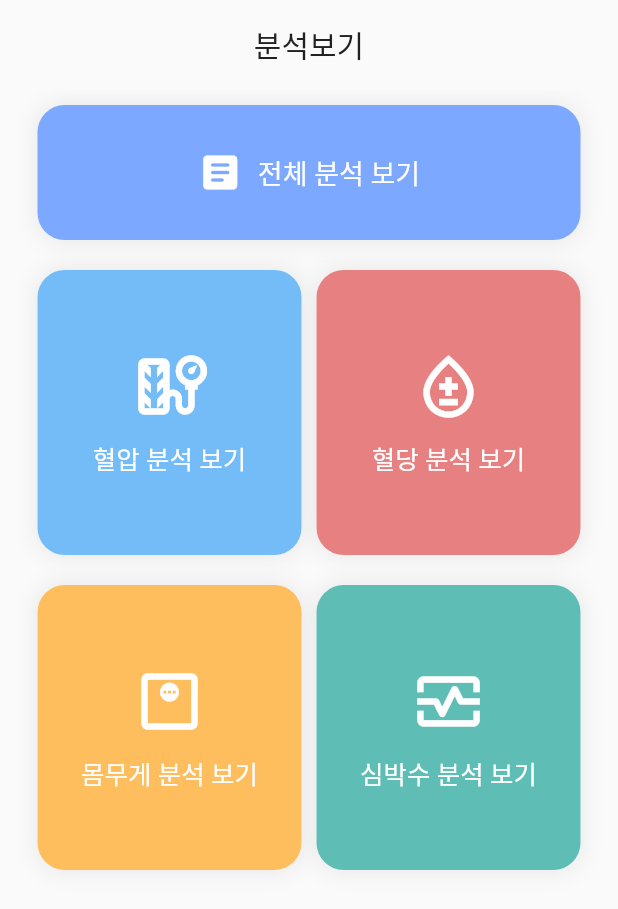
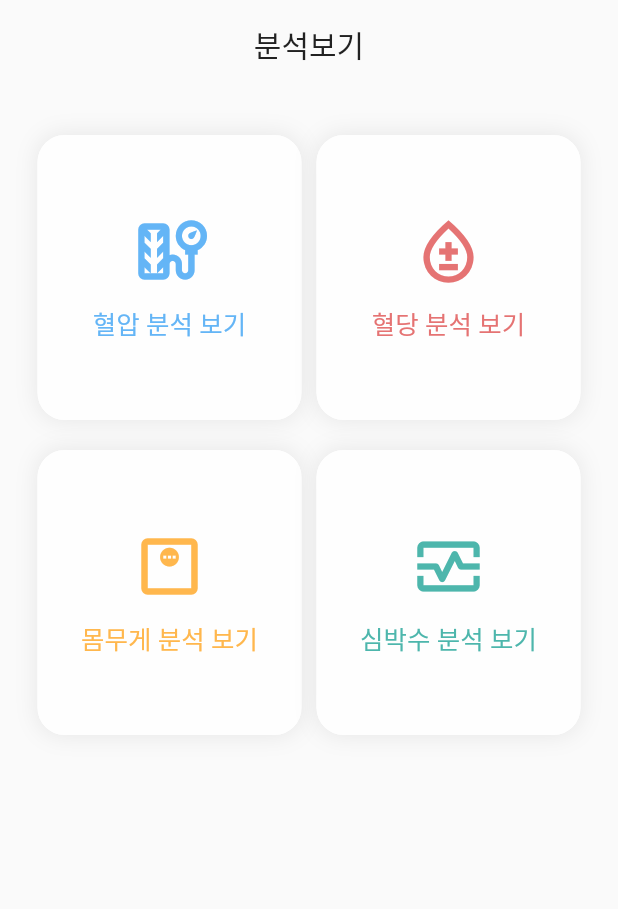
Before and after one commit to wkkyu088/senior_health_care, a Flutter app: the ResultScreen screen opened directly, on a phone screen of 412 x 824 dp. Shown: the top 909 px of the screen. Run offline on Flutter 3.47's test engine with Material 2 defaults, Android fonts, the light colour scheme and no system bars; our stand-ins replace carousel_slider, cloud_firestore, firebase_auth, firebase_core, fluttertoast, google_sign_in; accounts and stored records are empty; Roboto replaces fonts that are missing (PretendardB, PretendardM).

Commit message:
widgets 하위 input, result 폴더 생성

```diff
--- a/lib/screens/inputScreens/blood_pressure_input.dart
+++ b/lib/screens/inputScreens/blood_pressure_input.dart
@@ -3,7 +3,7 @@ import 'package:flutter/material.dart';
 import 'package:intl/intl.dart';
 import 'package:senior_health_care/screens/resultScreens/blood_pressure_result.dart';
 import 'package:senior_health_care/utils/firestore.dart';
-import 'package:senior_health_care/widgets/common_input_widget.dart';
+import 'package:senior_health_care/widgets/input/common_input_widget.dart';
 import 'package:senior_health_care/widgets/custom_appbar.dart';
 import 'package:senior_health_care/widgets/custom_dialog.dart';
 
--- a/lib/screens/inputScreens/blood_sugar_input.dart
+++ b/lib/screens/inputScreens/blood_sugar_input.dart
@@ -3,7 +3,7 @@ import 'package:flutter/material.dart';
 import 'package:intl/intl.dart';
 import 'package:senior_health_care/screens/resultScreens/blood_sugar_result.dart';
 import 'package:senior_health_care/utils/firestore.dart';
-import 'package:senior_health_care/widgets/common_input_widget.dart';
+import 'package:senior_health_care/widgets/input/common_input_widget.dart';
 import 'package:senior_health_care/widgets/custom_appbar.dart';
 import 'package:senior_health_care/widgets/custom_dialog.dart';
 
--- a/lib/screens/inputScreens/heart_rate_input.dart
+++ b/lib/screens/inputScreens/heart_rate_input.dart
@@ -3,7 +3,7 @@ import 'package:flutter/material.dart';
 import 'package:intl/intl.dart';
 import 'package:senior_health_care/screens/resultScreens/heart_rate_result.dart';
 import 'package:senior_health_care/utils/firestore.dart';
-import 'package:senior_health_care/widgets/common_input_widget.dart';
+import 'package:senior_health_care/widgets/input/common_input_widget.dart';
 import 'package:senior_health_care/widgets/custom_appbar.dart';
 import 'package:senior_health_care/widgets/custom_dialog.dart';
 
--- a/lib/screens/inputScreens/weight_input.dart
+++ b/lib/screens/inputScreens/weight_input.dart
@@ -3,7 +3,7 @@ import 'package:flutter/material.dart';
 import 'package:intl/intl.dart';
 import 'package:senior_health_care/screens/resultScreens/weight_result.dart';
 import 'package:senior_health_care/utils/firestore.dart';
-import 'package:senior_health_care/widgets/common_input_widget.dart';
+import 'package:senior_health_care/widgets/input/common_input_widget.dart';
 import 'package:senior_health_care/widgets/custom_appbar.dart';
 import 'package:senior_health_care/widgets/custom_dialog.dart';
 
--- a/lib/screens/input_screen.dart
+++ b/lib/screens/input_screen.dart
@@ -6,9 +6,9 @@ import 'package:senior_health_care/screens/inputScreens/heart_rate_input.dart';
 import 'package:senior_health_care/screens/inputScreens/weight_input.dart';
 import 'package:senior_health_care/utils/firestore.dart';
 import 'package:senior_health_care/widgets/custom_appbar.dart';
-import 'package:senior_health_care/widgets/input_at_once_button.dart';
-import 'package:senior_health_care/widgets/input_buttons.dart';
-import 'package:senior_health_care/widgets/input_date_bar.dart';
+import 'package:senior_health_care/widgets/input/input_at_once_button.dart';
+import 'package:senior_health_care/widgets/input/input_buttons.dart';
+import 'package:senior_health_care/widgets/input/input_date_bar.dart';
 
 import '../constants.dart';
 
--- a/lib/screens/result_screen.dart
+++ b/lib/screens/result_screen.dart
@@ -3,8 +3,8 @@ import 'package:senior_health_care/screens/resultScreens/blood_pressure_result.d
 import 'package:senior_health_care/screens/resultScreens/blood_sugar_result.dart';
 import 'package:senior_health_care/screens/resultScreens/heart_rate_result.dart';
 import 'package:senior_health_care/screens/resultScreens/weight_result.dart';
-import 'package:senior_health_care/widgets/result_at_once_button.dart';
-import 'package:senior_health_care/widgets/result_buttons.dart';
+import 'package:senior_health_care/widgets/result/result_at_once_button.dart';
+import 'package:senior_health_care/widgets/result/result_buttons.dart';
 import 'package:senior_health_care/widgets/custom_appbar.dart';
 
 import '../constants.dart';
@@ -26,7 +26,7 @@ class _ResultScreenState extends State<ResultScreen> {
         padding: const EdgeInsets.symmetric(vertical: 10, horizontal: 25),
         child: Column(
           children: [
-            getAllResultButton(context),
+            // getAllResultButton(context),
             const SizedBox(height: 20),
             Row(
               mainAxisAlignment: MainAxisAlignment.center,
--- a/lib/widgets/common_input_widget.dart
+++ b/lib/widgets/input/common_input_widget.dart
@@ -1,6 +1,6 @@
 import 'package:flutter/material.dart';
 
-import '../constants.dart';
+import '../../constants.dart';
 
 Widget description(desc) {
   return Padding(
--- a/lib/widgets/input_at_once_button.dart
+++ b/lib/widgets/input/input_at_once_button.dart
@@ -1,6 +1,6 @@
 import 'package:flutter/material.dart';
 
-import '../constants.dart';
+import '../../constants.dart';
 
 Widget getAllButton(context) {
   return InkWell(
--- a/lib/widgets/input_buttons.dart
+++ b/lib/widgets/input/input_buttons.dart
@@ -2,7 +2,7 @@ import 'package:cloud_firestore/cloud_firestore.dart';
 import 'package:flutter/material.dart';
 import 'package:intl/intl.dart';
 
-import '../constants.dart';
+import '../../constants.dart';
 
 Widget inputButton(icon, title, value, screen, color, context) {
   Map<dynamic, dynamic> data = {};
--- a/lib/widgets/input_date_bar.dart
+++ b/lib/widgets/input/input_date_bar.dart
@@ -1,7 +1,7 @@
 import 'package:flutter/material.dart';
 import 'package:intl/intl.dart';
 
-import '../constants.dart';
+import '../../constants.dart';
 
 class InputDateBar extends StatefulWidget {
   const InputDateBar({Key? key}) : super(key: key);
--- a/lib/widgets/result_at_once_button.dart
+++ b/lib/widgets/result/result_at_once_button.dart
@@ -1,7 +1,7 @@
 import 'package:flutter/material.dart';
 import 'package:senior_health_care/screens/resultScreens/all_result.dart';
 
-import '../constants.dart';
+import '../../constants.dart';
 
 Widget getAllResultButton(context) {
   return InkWell(
@@ -11,10 +11,10 @@ Widget getAllResultButton(context) {
     },
     child: Container(
       width: MediaQuery.of(context).size.width - 50,
-      height: 90,
+      height: 80,
       alignment: Alignment.center,
       decoration: BoxDecoration(
-        color: kMain,
+        color: kWhite,
         borderRadius: kBorderRadiusM,
         boxShadow: [
           BoxShadow(
@@ -32,9 +32,9 @@ Widget getAllResultButton(context) {
       child: Row(
         mainAxisAlignment: MainAxisAlignment.center,
         children: [
-          Icon(Icons.article_rounded, color: kWhite, size: 30),
+          Icon(Icons.article_rounded, color: kMain, size: 30),
           const SizedBox(width: 10),
-          Text("전체 분석 보기", style: TextStyle(fontSize: kM, color: kWhite)),
+          Text("전체 분석 보기", style: TextStyle(fontSize: kM, color: kMain)),
         ],
       ),
     ),
--- a/lib/widgets/result_buttons.dart
+++ b/lib/widgets/result/result_buttons.dart
@@ -1,8 +1,8 @@
 import 'package:flutter/material.dart';
 
-import '../constants.dart';
+import '../../constants.dart';
 
-Widget resultButton(icon, title, screen, color1, context) {
+Widget resultButton(icon, title, screen, color, context) {
   return InkWell(
     onTap: () {
       Navigator.push(context, MaterialPageRoute(builder: (context) => screen));
@@ -27,15 +27,15 @@ Widget resultButton(icon, title, screen, color1, context) {
             height: 190,
             alignment: Alignment.center,
             decoration: BoxDecoration(
-              color: color1.withOpacity(0.9),
+              color: kWhite,
               borderRadius: kBorderRadiusM,
             ),
             child: Column(
               mainAxisAlignment: MainAxisAlignment.center,
               children: [
-                Icon(icon, color: kWhite, size: 50),
+                Icon(icon, color: color, size: 50),
                 const SizedBox(height: 10),
-                Text(title, style: TextStyle(fontSize: kM - 1, color: kWhite)),
+                Text(title, style: TextStyle(fontSize: kM - 1, color: color)),
               ],
             ),
           ),
```
